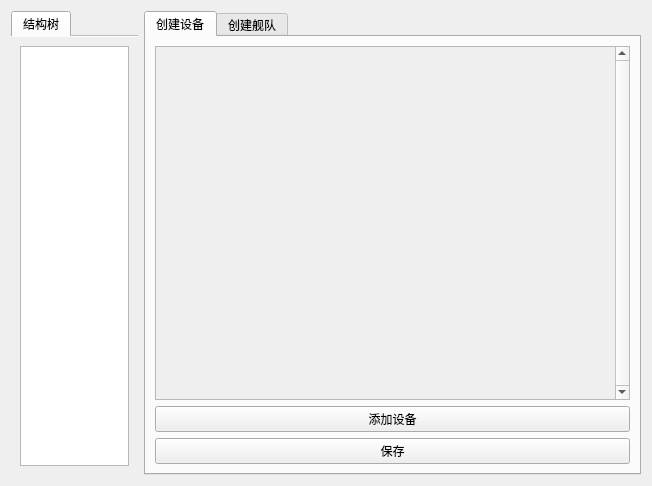
The window that resource/ui/FleetInput.ui (YaHeii/Electromagnetic_Compatibility) describes before a commit, drawn with Qt 5.
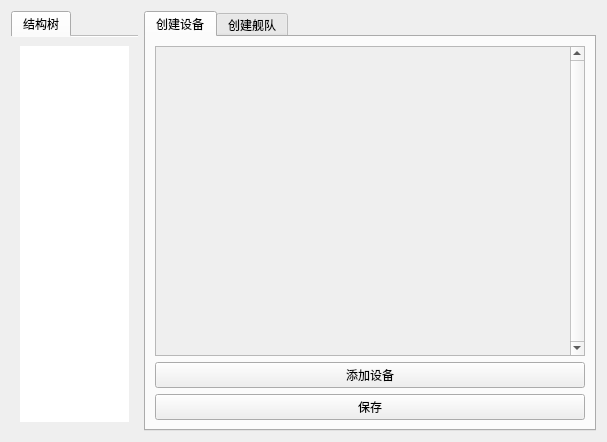
The same window after the commit. The open tabs and pages were chosen to show the change. Custom widgets are drawn as their Qt base class.

Patch:
```diff
--- a/resource/ui/FleetInput.ui
+++ b/resource/ui/FleetInput.ui
@@ -6,8 +6,8 @@
    <rect>
     <x>0</x>
     <y>0</y>
-    <width>652</width>
-    <height>486</height>
+    <width>607</width>
+    <height>442</height>
    </rect>
   </property>
   <property name="windowTitle">
@@ -51,7 +51,17 @@
         </attribute>
         <layout class="QVBoxLayout" name="verticalLayout_6">
          <item>
-          <widget class="QTreeView" name="treeView"/>
+          <widget class="ElaTreeView" name="treeView">
+           <property name="styleSheet">
+            <string notr="true"/>
+           </property>
+           <property name="frameShape">
+            <enum>QFrame::Shape::NoFrame</enum>
+           </property>
+           <property name="frameShadow">
+            <enum>QFrame::Shadow::Plain</enum>
+           </property>
+          </widget>
          </item>
         </layout>
        </widget>
@@ -88,8 +98,8 @@
                <rect>
                 <x>0</x>
                 <y>0</y>
-                <width>459</width>
-                <height>356</height>
+                <width>414</width>
+                <height>312</height>
                </rect>
               </property>
               <property name="sizePolicy">
@@ -204,6 +214,24 @@
    </item>
   </layout>
  </widget>
+ <customwidgets>
+  <customwidget>
+   <class>ElaTabWidget</class>
+   <extends>QTabWidget</extends>
+   <header>ElaTabWidget.h</header>
+   <container>1</container>
+  </customwidget>
+  <customwidget>
+   <class>ElaPushButton</class>
+   <extends>QPushButton</extends>
+   <header location="global">ElaPushButton.h</header>
+  </customwidget>
+  <customwidget>
+   <class>ElaTreeView</class>
+   <extends>QTreeView</extends>
+   <header>elatreeview.h</header>
+  </customwidget>
+ </customwidgets>
  <resources/>
  <connections/>
 </ui>
```
Left out of the diff: 14 changed lines with no effect on the pictures.
